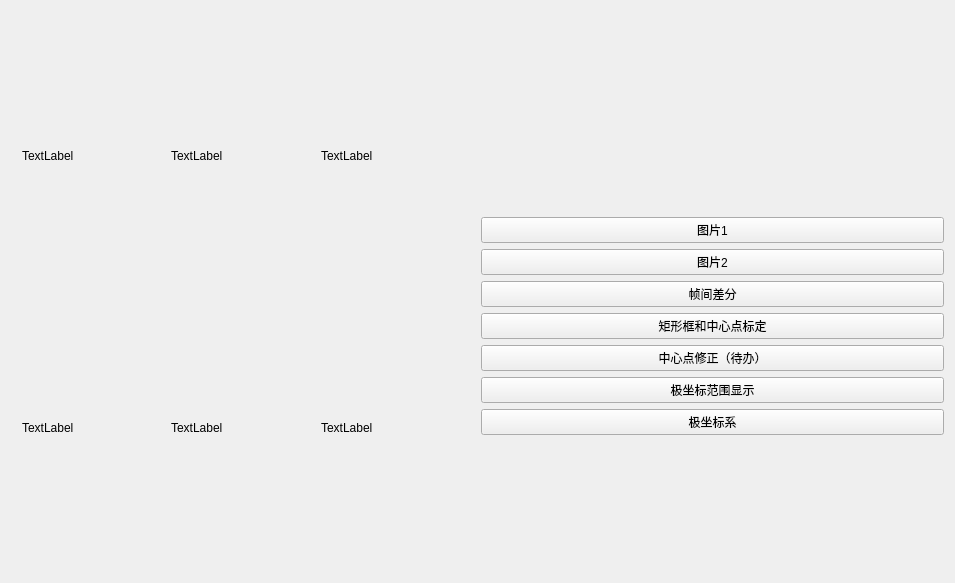
Before: the Qt Designer form UAV2022.ui in cg126/UAV2022, drawn with Qt 5.
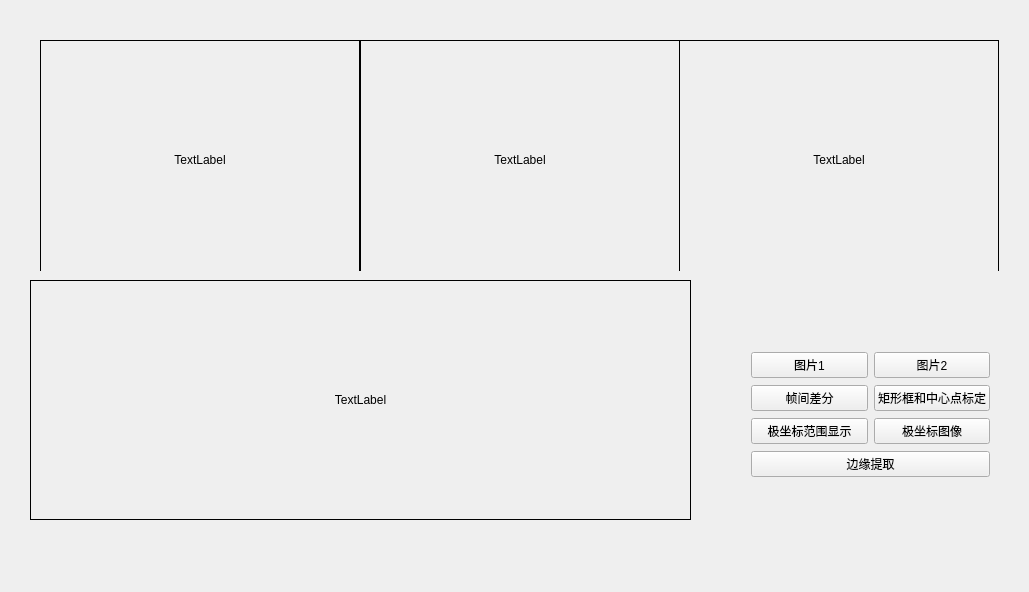
After: the same form once the commit is applied.

Commit message: added the edge function & beautified the interface

Patch:
```diff
--- a/UAV2022.ui
+++ b/UAV2022.ui
@@ -6,112 +6,217 @@
    <rect>
     <x>0</x>
     <y>0</y>
-    <width>955</width>
-    <height>583</height>
+    <width>1029</width>
+    <height>592</height>
    </rect>
   </property>
   <property name="windowTitle">
    <string>UAV2022</string>
   </property>
-  <layout class="QGridLayout" name="gridLayout_2">
-   <item row="6" column="1">
-    <widget class="QPushButton" name="pBt_Locate">
-     <property name="text">
-      <string>矩形框和中心点标定</string>
-     </property>
-    </widget>
-   </item>
-   <item row="3" column="1">
-    <widget class="QPushButton" name="pBt_LoadImage">
-     <property name="text">
-      <string>图片1</string>
-     </property>
-    </widget>
-   </item>
-   <item row="0" column="0" rowspan="12">
     <widget class="QWidget" name="widget" native="true">
-     <layout class="QGridLayout" name="gridLayout">
-      <item row="0" column="0">
-       <widget class="QLabel" name="label">
-        <property name="text">
-         <string>TextLabel</string>
-        </property>
-       </widget>
-      </item>
-      <item row="0" column="1">
-       <widget class="QLabel" name="label_2">
-        <property name="text">
-         <string>TextLabel</string>
-        </property>
-       </widget>
-      </item>
-      <item row="0" column="2">
-       <widget class="QLabel" name="label_3">
-        <property name="text">
-         <string>TextLabel</string>
-        </property>
-       </widget>
-      </item>
-      <item row="1" column="0">
+   <property name="geometry">
+    <rect>
+     <x>20</x>
+     <y>20</y>
+     <width>1001</width>
+     <height>561</height>
+    </rect>
+   </property>
        <widget class="QLabel" name="label_4">
-        <property name="text">
-         <string>TextLabel</string>
-        </property>
-       </widget>
-      </item>
-      <item row="1" column="1">
-       <widget class="QLabel" name="label_5">
-        <property name="text">
-         <string>TextLabel</string>
-        </property>
-       </widget>
-      </item>
-      <item row="1" column="2">
-       <widget class="QLabel" name="label_6">
+    <property name="geometry">
+     <rect>
+      <x>10</x>
+      <y>260</y>
+      <width>661</width>
+      <height>240</height>
+     </rect>
+    </property>
+    <property name="minimumSize">
+     <size>
+      <width>640</width>
+      <height>240</height>
+     </size>
+    </property>
+    <property name="maximumSize">
+     <size>
+      <width>1000</width>
+      <height>240</height>
+     </size>
+    </property>
+    <property name="layoutDirection">
+     <enum>Qt::LeftToRight</enum>
+    </property>
+    <property name="frameShape">
+     <enum>QFrame::Box</enum>
+    </property>
+    <property name="frameShadow">
+     <enum>QFrame::Plain</enum>
+    </property>
         <property name="text">
          <string>TextLabel</string>
         </property>
-       </widget>
-      </item>
-     </layout>
-    </widget>
-   </item>
-   <item row="4" column="1">
+    <property name="scaledContents">
+     <bool>false</bool>
+    </property>
+    <property name="alignment">
+     <set>Qt::AlignCenter</set>
+    </property>
+   </widget>
+   <widget class="QWidget" name="layoutWidget">
+    <property name="geometry">
+     <rect>
+      <x>720</x>
+      <y>320</y>
+      <width>261</width>
+      <height>151</height>
+     </rect>
+    </property>
+    <layout class="QGridLayout" name="gridLayout_2">
+     <item row="0" column="1">
     <widget class="QPushButton" name="pBt_LoadImage_2">
      <property name="text">
       <string>图片2</string>
      </property>
     </widget>
    </item>
-   <item row="5" column="1">
+     <item row="6" column="0" colspan="2">
+      <widget class="QPushButton" name="pBt_Edge">
+       <property name="text">
+        <string>边缘提取</string>
+       </property>
+      </widget>
+     </item>
+     <item row="0" column="0">
+      <widget class="QPushButton" name="pBt_LoadImage">
+       <property name="text">
+        <string>图片1</string>
+       </property>
+      </widget>
+     </item>
+     <item row="2" column="0">
     <widget class="QPushButton" name="pBt_Diff">
      <property name="text">
       <string>帧间差分</string>
      </property>
     </widget>
    </item>
-   <item row="7" column="1">
-    <widget class="QPushButton" name="pBt_Center">
+     <item row="2" column="1">
+      <widget class="QPushButton" name="pBt_Locate">
      <property name="text">
-      <string>中心点修正（待办）</string>
+        <string>矩形框和中心点标定</string>
      </property>
     </widget>
    </item>
-   <item row="8" column="1">
+     <item row="4" column="0">
     <widget class="QPushButton" name="pBt_PolarRange">
      <property name="text">
       <string>极坐标范围显示</string>
      </property>
     </widget>
    </item>
-   <item row="9" column="1">
+     <item row="4" column="1">
     <widget class="QPushButton" name="pBt_Polar">
      <property name="text">
-      <string>极坐标系</string>
+        <string>极坐标图像</string>
      </property>
     </widget>
    </item>
   </layout>
+   </widget>
+   <widget class="QWidget" name="layoutWidget">
+    <property name="geometry">
+     <rect>
+      <x>9</x>
+      <y>9</y>
+      <width>974</width>
+      <height>242</height>
+     </rect>
+    </property>
+    <layout class="QGridLayout" name="gridLayout">
+     <item row="0" column="0">
+      <widget class="QLabel" name="label">
+       <property name="minimumSize">
+        <size>
+         <width>320</width>
+         <height>240</height>
+        </size>
+       </property>
+       <property name="maximumSize">
+        <size>
+         <width>320</width>
+         <height>240</height>
+        </size>
+       </property>
+       <property name="frameShape">
+        <enum>QFrame::Box</enum>
+       </property>
+       <property name="text">
+        <string>TextLabel</string>
+       </property>
+       <property name="scaledContents">
+        <bool>false</bool>
+       </property>
+       <property name="alignment">
+        <set>Qt::AlignCenter</set>
+       </property>
+       <property name="indent">
+        <number>-1</number>
+       </property>
+      </widget>
+     </item>
+     <item row="0" column="1">
+      <widget class="QLabel" name="label_2">
+       <property name="minimumSize">
+        <size>
+         <width>320</width>
+         <height>240</height>
+        </size>
+       </property>
+       <property name="maximumSize">
+        <size>
+         <width>320</width>
+         <height>240</height>
+        </size>
+       </property>
+       <property name="frameShape">
+        <enum>QFrame::Box</enum>
+       </property>
+       <property name="text">
+        <string>TextLabel</string>
+       </property>
+       <property name="alignment">
+        <set>Qt::AlignCenter</set>
+       </property>
+      </widget>
+     </item>
+     <item row="0" column="2">
+      <widget class="QLabel" name="label_3">
+       <property name="minimumSize">
+        <size>
+         <width>320</width>
+         <height>240</height>
+        </size>
+       </property>
+       <property name="maximumSize">
+        <size>
+         <width>320</width>
+         <height>240</height>
+        </size>
+       </property>
+       <property name="frameShape">
+        <enum>QFrame::Box</enum>
+       </property>
+       <property name="text">
+        <string>TextLabel</string>
+       </property>
+       <property name="alignment">
+        <set>Qt::AlignCenter</set>
+       </property>
+      </widget>
+     </item>
+    </layout>
+   </widget>
+  </widget>
  </widget>
  <layoutdefault spacing="6" margin="11"/>
  <resources>
```
Lines whose indentation alone changed are shown as unchanged. The commit also changes 9 other files.
